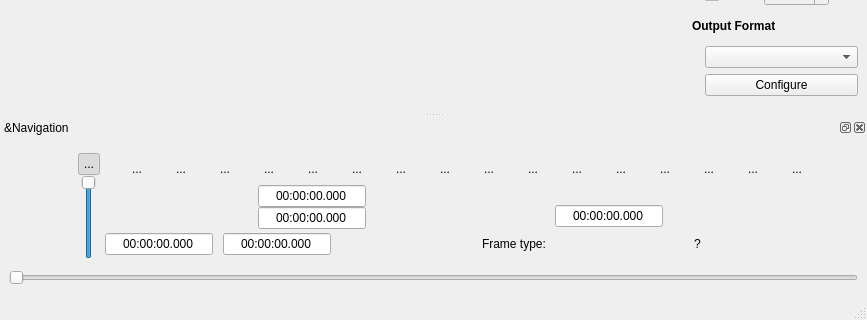
mean00/avidemux2, file avidemux/qt4/ADM_userInterfaces/ADM_gui/gui2.ui: the form before one commit; both pictures show x 0 to 867 and y 404 to 724 of the 867 by 724 pixel window.
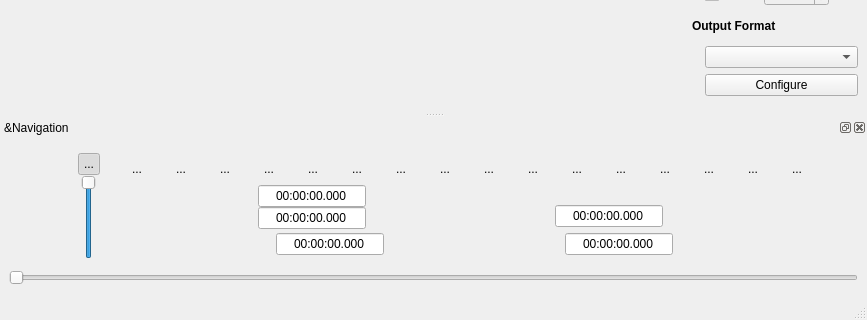
The form after the commit. Icons and pictures are not drawn. Custom widgets are drawn as their Qt base class.

Commit message: [Q_gui2] Move 'Frame Type' label into the status bar

```diff
--- a/avidemux/qt4/ADM_userInterfaces/ADM_gui/gui2.ui
+++ b/avidemux/qt4/ADM_userInterfaces/ADM_gui/gui2.ui
@@ -1742,62 +1742,6 @@
               </property>
              </widget>
             </item>
-            <item>
-             <widget class="QFrame" name="frameTypeWidget">
-              <property name="sizePolicy">
-               <sizepolicy hsizetype="Minimum" vsizetype="Fixed">
-                <horstretch>0</horstretch>
-                <verstretch>0</verstretch>
-               </sizepolicy>
-              </property>
-              <property name="frameShape">
-               <enum>QFrame::NoFrame</enum>
-              </property>
-              <layout class="QHBoxLayout" name="frameTypeWidgetLayout">
-               <property name="spacing">
-                <number>6</number>
-               </property>
-               <property name="leftMargin">
-                <number>9</number>
-               </property>
-               <property name="topMargin">
-                <number>0</number>
-               </property>
-               <property name="rightMargin">
-                <number>0</number>
-               </property>
-               <property name="bottomMargin">
-                <number>0</number>
-               </property>
-               <item>
-                <widget class="QLabel" name="frameTypeLabel">
-                 <property name="sizePolicy">
-                  <sizepolicy hsizetype="Fixed" vsizetype="Fixed">
-                   <horstretch>0</horstretch>
-                   <verstretch>0</verstretch>
-                  </sizepolicy>
-                 </property>
-                 <property name="text">
-                  <string>Frame type:</string>
-                 </property>
-                </widget>
-               </item>
-               <item>
-                <widget class="QLabel" name="frameTypeValue">
-                 <property name="sizePolicy">
-                  <sizepolicy hsizetype="Fixed" vsizetype="Fixed">
-                   <horstretch>0</horstretch>
-                   <verstretch>0</verstretch>
-                  </sizepolicy>
-                 </property>
-                 <property name="text">
-                  <string>?</string>
-                 </property>
-                </widget>
-               </item>
-              </layout>
-             </widget>
-            </item>
             <item>
              <spacer name="timeWidgetSpacer">
               <property name="orientation">
```
Left out of the diff: 31 changed lines with no effect on the pictures. The commit also changes 2 other files.
